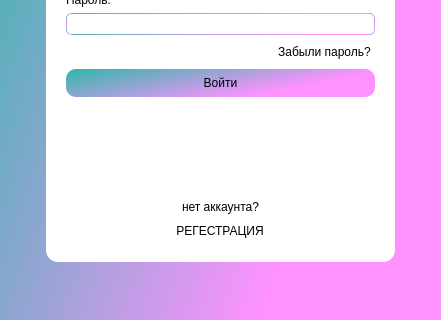
Above: uis/enter.ui from KIBORGm/amn_project before the change; both pictures show x 0 to 441 and y 267 to 587 of the 441 by 587 pixel window. Below: the same form after it.
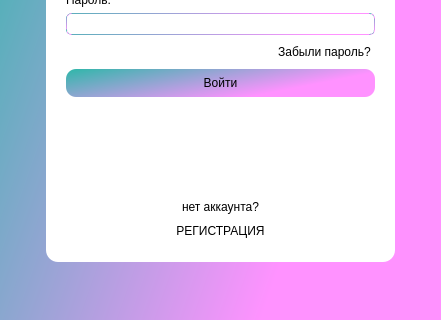
That is the form after the change.

Patch:
```diff
--- a/uis/enter.ui
+++ b/uis/enter.ui
@@ -248,7 +248,7 @@
         <item alignment="Qt::AlignHCenter">
          <widget class="QPushButton" name="pb_reg">
           <property name="text">
-           <string>РЕГЕСТРАЦИЯ</string>
+           <string>РЕГИСТРАЦИЯ</string>
           </property>
           <property name="flat">
            <bool>true</bool>
```
